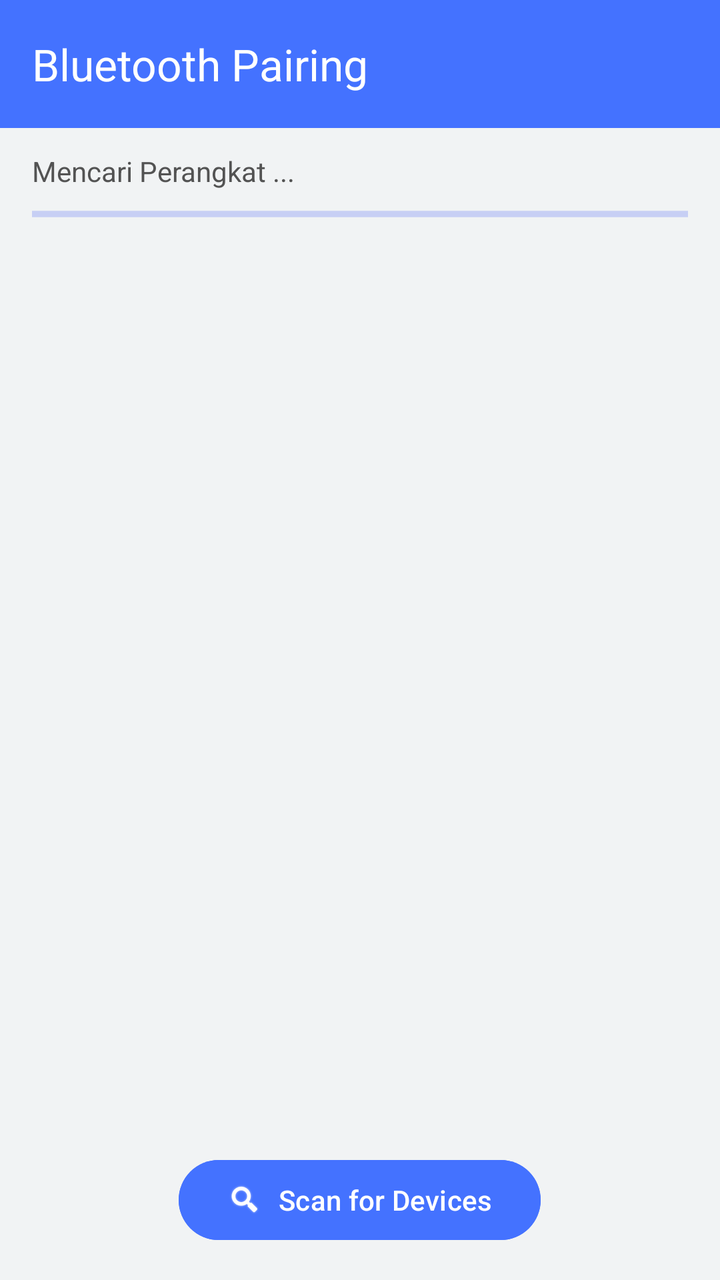
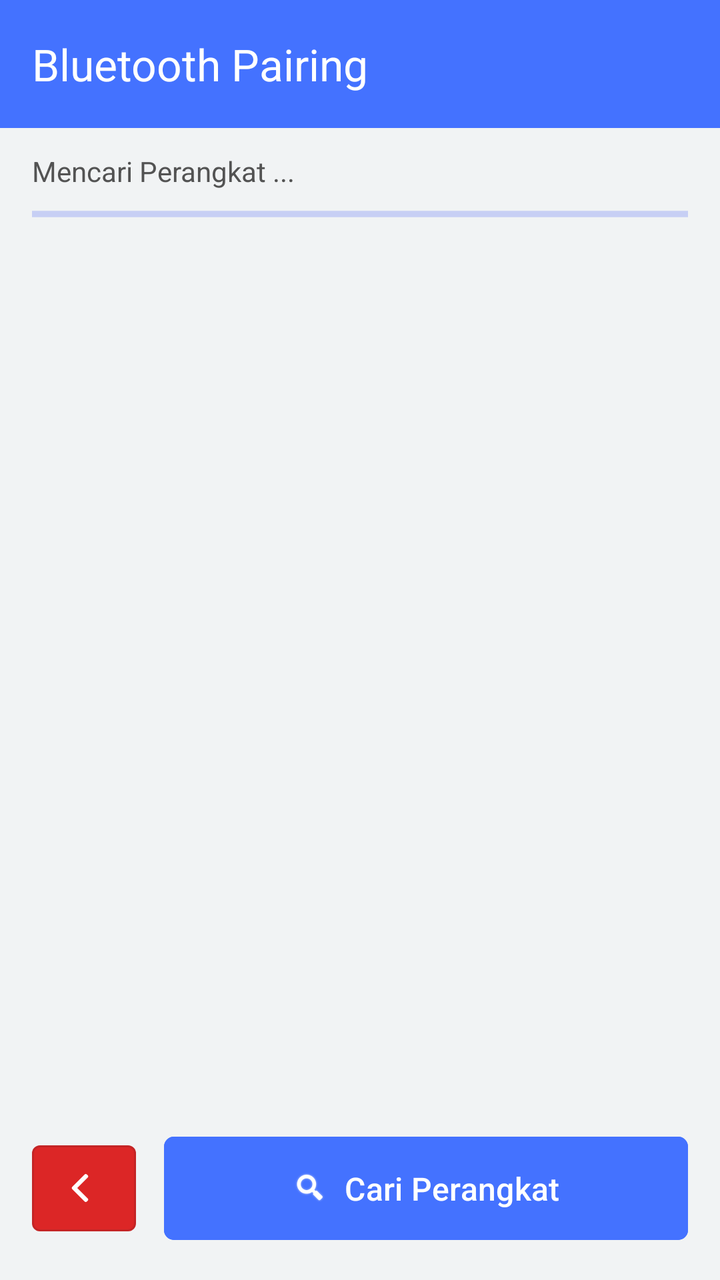

Before-and-after screenshots of an Android layout around one commit, followed by the original layout XML and the change that was made.
<!-- AndroidManifest.xml: application theme Theme.BAGUSLAUNDRY -->
<!-- res/layout/fragment_bluetooth_pairing.xml -->
<?xml version="1.0" encoding="utf-8"?>
<LinearLayout xmlns:android="http://schemas.android.com/apk/res/android"
    xmlns:app="http://schemas.android.com/apk/res-auto"
    xmlns:tools="http://schemas.android.com/tools"
    android:orientation="vertical"
    android:layout_width="match_parent"
    android:layout_height="match_parent"
    android:background="@color/background"> <com.google.android.material.appbar.AppBarLayout
        android:layout_width="match_parent"
        android:layout_height="wrap_content">

        <com.google.android.material.appbar.MaterialToolbar
            android:id="@+id/toolbar"
            android:layout_width="match_parent"
            android:layout_height="?attr/actionBarSize"
            app:title="Bluetooth Pairing"
            app:titleTextColor="@color/white"
            android:background="@color/blue600" />

    </com.google.android.material.appbar.AppBarLayout>


    <LinearLayout
        android:id="@+id/scanningStatusLayout"
        android:layout_width="match_parent"
        android:layout_height="wrap_content"
        android:orientation="vertical"
        android:paddingStart="16dp"
        android:paddingEnd="16dp"
        android:paddingTop="12dp"
        android:visibility="visible"> <TextView
            android:id="@+id/statusTextView"
            android:layout_width="match_parent"
            android:layout_height="wrap_content"
            android:text="Mencari Perangkat ..."
            android:textColor="@color/gray900"
            android:layout_marginBottom="4dp" />

        <ProgressBar
            android:id="@+id/progressBar"
            style="?android:attr/progressBarStyleHorizontal"
            android:layout_width="match_parent"
            android:layout_height="wrap_content"
            android:indeterminate="true"
            android:layout_marginBottom="8dp" />
    </LinearLayout>

    <androidx.recyclerview.widget.RecyclerView
        android:id="@+id/bluetoothRecyclerView"
        android:layout_width="match_parent"
        tools:listitem="@layout/card_bluetooth_layout"
        android:layout_height="0dp"
        android:layout_weight="1"
        android:paddingStart="8dp"
        android:paddingEnd="8dp"
        android:layout_marginTop="10dp"
        android:clipToPadding="false"
        android:paddingBottom="16dp" />

    <com.google.android.material.button.MaterialButton
        android:id="@+id/scanButton"
        android:layout_width="wrap_content"
        android:layout_height="wrap_content"
        android:text="Scan for Devices"
        android:textColor="@color/white"
        android:layout_gravity="center_horizontal"
        android:layout_marginTop="16dp"
        android:layout_marginBottom="16dp"
        android:backgroundTint="@color/blue600"
        app:icon="@android:drawable/ic_search_category_default" /> </LinearLayout>
<!-- res/layout/card_bluetooth_layout.xml (included above) -->
<?xml version="1.0" encoding="utf-8"?>
<com.google.android.material.card.MaterialCardView
    xmlns:android="http://schemas.android.com/apk/res/android"
    xmlns:app="http://schemas.android.com/apk/res-auto"
    android:layout_width="match_parent"
    android:layout_height="wrap_content"
    app:cardBackgroundColor="@color/white"
    android:layout_margin="2dp"
    app:cardCornerRadius="8dp"
    app:strokeWidth="0dp"
    app:cardElevation="4dp">

    <LinearLayout
        android:layout_width="match_parent"
        android:layout_height="wrap_content"
        android:orientation="horizontal"
        android:padding="16dp"
        android:gravity="center_vertical">

        <ImageView
            android:id="@+id/deviceIcon"
            android:layout_width="40dp"
            android:layout_height="40dp"
            android:src="@drawable/bluetooth"
            android:contentDescription="Bluetooth Device Icon" />

        <LinearLayout
            android:layout_width="0dp"
            android:layout_height="wrap_content"
            android:layout_weight="1"
            android:orientation="vertical"
            android:layout_marginStart="16dp">

            <TextView
                android:id="@+id/deviceName"
                android:layout_width="wrap_content"
                android:layout_height="wrap_content"
                android:text="Device Name"
                android:fontFamily="@font/inter_semibold"
                android:textAppearance="?attr/textAppearanceSubtitle1"
                android:textColor="@color/gray900" />

            <TextView
                android:id="@+id/deviceAddress"
                android:layout_width="wrap_content"
                android:layout_height="wrap_content"
                android:text="AA:BB:CC:DD:EE:FF"
                android:fontFamily="@font/inter"
                android:textColor="@color/gray900"/>

            <TextView
                android:id="@+id/deviceStatus"
                android:layout_width="wrap_content"
                android:layout_height="wrap_content"
                android:text="Tap to pair"
                android:textAppearance="?attr/textAppearanceCaption"
                android:textColor="@color/blue500"
                android:visibility="gone" /> </LinearLayout>

        <ImageView
            android:id="@+id/pairingStatusIcon"
            android:layout_width="18dp"
            android:layout_height="18dp"
            android:src="@drawable/radiobtn"
            android:visibility="visible"
            android:contentDescription="Pairing Status"
            app:tint="@color/blue600" />

    </LinearLayout>
</com.google.android.material.card.MaterialCardView>
<!-- resources referenced by this layout -->
<resources>
  <color name="background">#F1F3F4</color>
  <color name="blue500">#5596FB</color>
  <color name="blue600">#4472FF</color>
  <color name="gray900">#535353</color>
  <color name="white">#FFFFFF</color>
  <!-- drawable bluetooth (drawable) -->
  <vector xmlns:android="http://schemas.android.com/apk/res/android"
      android:width="512dp"
      android:height="512dp"
      android:viewportWidth="24"
      android:viewportHeight="24">
    <path
        android:pathData="m24,12c0,-2.3 -0.1,-4.4 -0.5,-5.6 -0.4,-1.4 -0.9,-2.7 -2.1,-3.9 -1.5,-1.4 -2.8,-1.8 -4.8,-2.2 -1.4,-0.2 -3.1,-0.3 -4.1,-0.3 -0.3,0 -0.6,0 -0.9,0 -1.1,0 -2.7,0.1 -4.2,0.3 -2,0.4 -3.4,0.9 -4.8,2.2 -1.3,1.2 -1.7,2.5 -2.1,3.9 -0.4,1.2 -0.5,3.3 -0.5,5.6s0,0 0,0c0,2.3 0.1,4.4 0.5,5.6 0.4,1.4 0.9,2.7 2.1,3.9 1.5,1.4 2.8,1.8 4.8,2.2 1.6,0.3 3.6,0.3 4.6,0.3 1,0 3,0 4.7,-0.3 1.9,-0.4 3.3,-0.8 4.8,-2.2 1.2,-1.1 1.7,-2.4 2.1,-3.9 0.3,-1.2 0.4,-3.3 0.4,-5.6z"
        android:fillColor="#379df1"/>
    <path
        android:pathData="m13.8,12 l3.2,3.2 -4.2,4.2h-1.5v-5l-3.3,3.3 -1,-1 4.3,-4.3v-0.7l-4.3,-4.4 1,-1 3.3,3.3v-5h1.5l4.2,4.2zM12.8,13.1v4.2l2.1,-2.1s-2.1,-2.1 -2.1,-2.1zM12.8,10.9 L14.9,8.8 12.8,6.7z"
        android:fillColor="#fff"/>
  </vector>
  <!-- drawable radiobtn (drawable) -->
  <vector xmlns:android="http://schemas.android.com/apk/res/android"
      android:width="512dp"
      android:height="512dp"
      android:viewportWidth="100"
      android:viewportHeight="100">
    <path
        android:pathData="M50,50m-31.67,0a31.67,31.67 0,1 1,63.33 0a31.67,31.67 0,1 1,-63.33 0"
        android:fillColor="#ccced3"/>
    <path
        android:pathData="M50,97.5C23.81,97.5 2.5,76.19 2.5,50S23.81,2.5 50,2.5 97.5,23.81 97.5,50 76.19,97.5 50,97.5zM50,10.07c-22.02,0 -39.93,17.91 -39.93,39.93S27.98,89.93 50,89.93 89.93,72.01 89.93,50 72.02,10.07 50,10.07z"
        android:fillColor="#ccced3"/>
  </vector>
  <style name="Theme.BAGUSLAUNDRY" parent="Base.Theme.BAGUSLAUNDRY" />
  <style name="Base.Theme.BAGUSLAUNDRY" parent="Theme.Material3.Light.NoActionBar">
          
          <item name="colorPrimary">@color/primary</item>
           <item name="colorAccent">@color/secondary</item>
      </style>
  <color name="primary">#3551F2</color>
  <color name="secondary">#536AF4</color>
</resources>

<!-- the commit's change to res/layout/fragment_bluetooth_pairing.xml (unified diff, before → after) -->
@@ -57,17 +57,43 @@
         android:clipToPadding="false"
         android:paddingBottom="16dp" />
 
+       <LinearLayout
+        android:layout_width="match_parent"
+        android:layout_height="wrap_content"
+        android:gravity="center_vertical"
+        android:orientation="horizontal"
+        android:paddingHorizontal="16dp"
+        android:paddingTop="16dp"
+        android:paddingBottom="16dp">
+        <com.google.android.material.button.MaterialButton
+            android:id="@+id/back_button"
+            style="@style/Widget.MaterialComponents.Button.OutlinedButton"
+            android:layout_width="52dp"
+            android:layout_height="wrap_content"
+            android:layout_marginEnd="14dp"
+            android:paddingVertical="12dp"
+            app:iconSize="14sp"
+            app:backgroundTint="@color/red600"
+            app:iconTint="@color/white"
+            app:icon="@drawable/back"
+            app:iconGravity="textStart" />
+
     <com.google.android.material.button.MaterialButton
         android:id="@+id/scanButton"
-        android:layout_width="wrap_content"
+        android:layout_width="match_parent"
         android:layout_height="wrap_content"
-        android:text="Scan for Devices"
+        android:text="Cari Perangkat"
         android:textColor="@color/white"
-        android:layout_gravity="center_horizontal"
-        android:layout_marginTop="16dp"
-        android:layout_marginBottom="16dp"
+        android:gravity="center"
+        app:cornerRadius="5dp"
+        android:textSize="16sp"
+        android:padding="15dp"
+        app:iconGravity="textStart"
         android:backgroundTint="@color/blue600"
-        app:icon="@android:drawable/ic_search_category_default" /> </LinearLayout>
+        app:icon="@android:drawable/ic_search_category_default" />
+       </LinearLayout>
+
+       </LinearLayout>
 <!-- res/layout/card_bluetooth_layout.xml (included above) -->
 <?xml version="1.0" encoding="utf-8"?>
 <com.google.android.material.card.MaterialCardView
<!-- resource entries referenced after the edit -->
@@ -4,7 +4,18 @@
   <color name="blue500">#5596FB</color>
   <color name="blue600">#4472FF</color>
   <color name="gray900">#535353</color>
+  <color name="red600">#dc2626</color>
   <color name="white">#FFFFFF</color>
+  <!-- drawable back (drawable) -->
+  <vector xmlns:android="http://schemas.android.com/apk/res/android"
+      android:width="512dp"
+      android:height="512dp"
+      android:viewportWidth="492"
+      android:viewportHeight="492">
+    <path
+        android:pathData="M198.61,246.1 L382.66,62.04c5.07,-5.06 7.86,-11.82 7.86,-19.02 0,-7.21 -2.79,-13.97 -7.86,-19.03l-16.13,-16.12C361.48,2.79 354.71,0 347.5,0s-13.96,2.79 -19.03,7.86L109.33,227.01c-5.08,5.08 -7.87,11.87 -7.85,19.08 -0.02,7.25 2.76,14.03 7.85,19.11l218.94,218.93c5.06,5.07 11.82,7.86 19.03,7.86 7.21,0 13.96,-2.79 19.03,-7.86l16.12,-16.12c10.49,-10.49 10.49,-27.57 0,-38.06L198.61,246.1z"
+        android:fillColor="#283954"/>
+  </vector>
   <!-- drawable bluetooth (drawable) -->
   <vector xmlns:android="http://schemas.android.com/apk/res/android"
       android:width="512dp"
